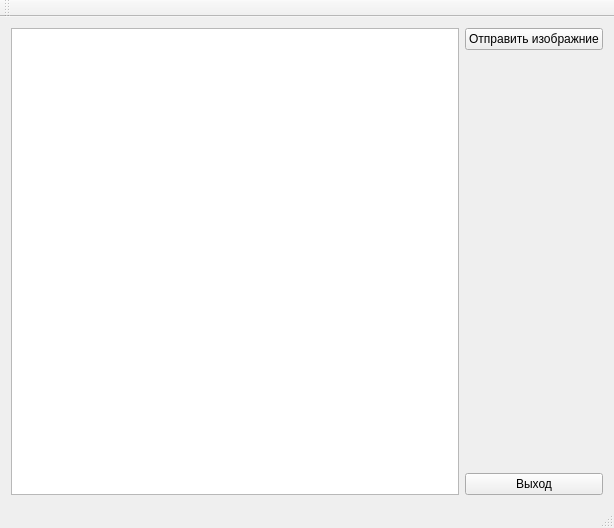
Before: the Qt Designer form ClientServerImageTranfer/ClientImageLoader/mainwindow.ui in Utygett/ClientServerImageTranfer, drawn with Qt 5.
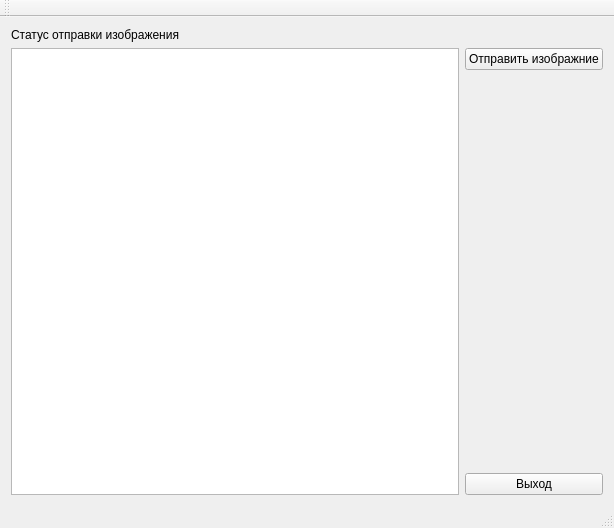
After: the same form once the commit is applied.

Patch:
```diff
--- a/ClientServerImageTranfer/ClientImageLoader/mainwindow.ui
+++ b/ClientServerImageTranfer/ClientImageLoader/mainwindow.ui
@@ -15,7 +15,7 @@
   </property>
   <widget class="QWidget" name="centralWidget">
    <layout class="QGridLayout" name="gridLayout_2">
-    <item row="0" column="2">
+    <item row="3" column="2">
      <layout class="QVBoxLayout" name="verticalLayout">
       <item>
        <widget class="QPushButton" name="bt_sendImage">
@@ -47,6 +47,13 @@
      </layout>
     </item>
     <item row="0" column="0">
+     <widget class="QLabel" name="lbBoard">
+      <property name="text">
+       <string>Статус отправки изображения</string>
+      </property>
+     </widget>
+    </item>
+    <item row="3" column="0">
      <layout class="QGridLayout" name="gridLayout">
       <item row="0" column="0">
        <widget class="QTextBrowser" name="tb_mainBoard"/>
```
